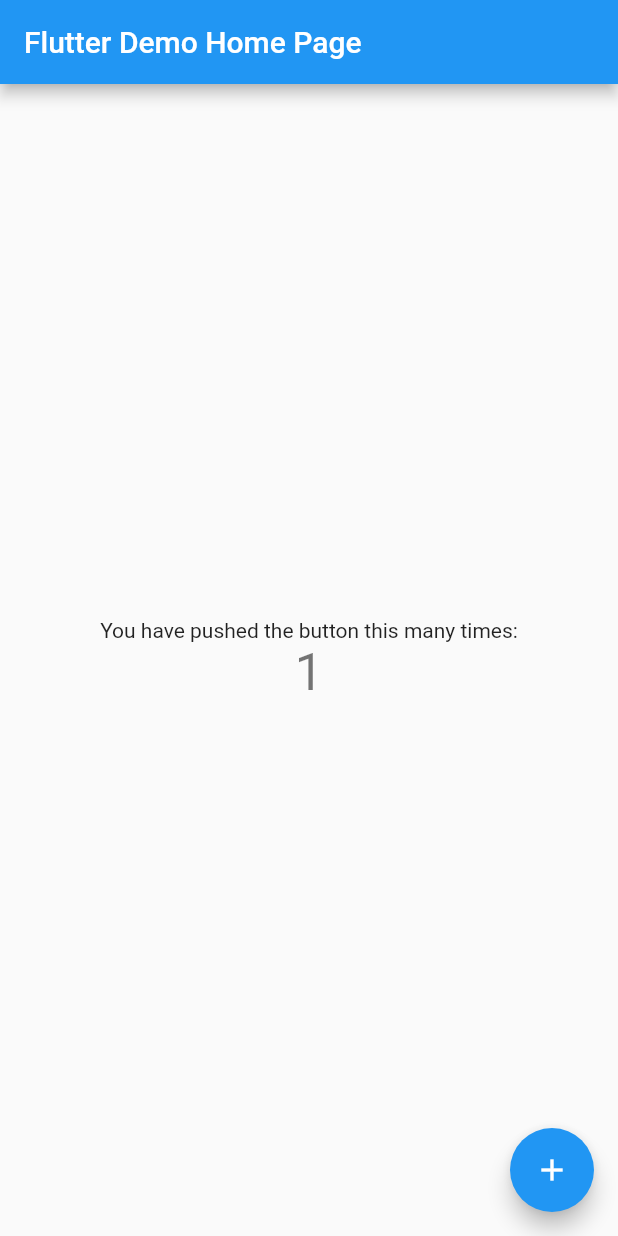
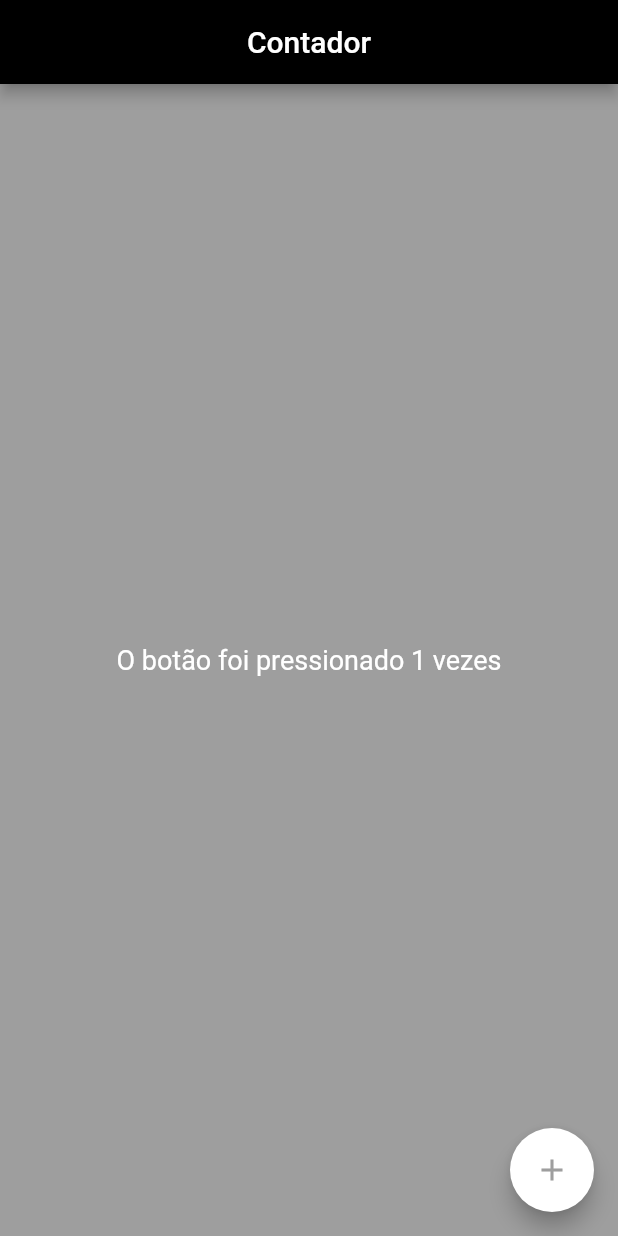
Before and after one commit to Felipe1209/ignite-contador, a Flutter app: the screen it shows after launch, after a tap on the "add" icon, on a phone screen of 412 x 824 dp. Run offline on Flutter 3.47's test engine with Material 2 defaults, Android fonts, the phone set to English and light mode, and no system bars.

Commit message:
Alterações tema

```diff
--- /dev/null
+++ b/lib/home_page.dart
@@ -0,0 +1,37 @@
+import 'package:flutter/material.dart';
+
+class HomePage extends StatefulWidget {
+  const HomePage({Key? key}) : super(key: key);
+
+  @override
+  _HomePageState createState() => _HomePageState();
+}
+
+class _HomePageState extends State<HomePage> {
+  int counter = 0;
+
+  @override
+  Widget build(BuildContext context) {
+    return Scaffold(
+      appBar: AppBar(
+        title: Text("Contador"),
+        centerTitle: true,
+      ),
+      body: Center(
+        child: Text(
+            "O botão foi pressionado $counter vezes",
+            style: TextStyle(color: Colors.white, fontSize: 18)),
+      ),
+
+      floatingActionButton: FloatingActionButton(
+        child: Icon(Icons.add),
+        onPressed: (){
+          setState(() {
+            counter++;
+          });
+        },
+      ),
+
+    );
+  }
+}
--- a/lib/main.dart
+++ b/lib/main.dart
@@ -1,66 +1,28 @@
 import 'package:flutter/material.dart';
+import 'package:ignite_contador/home_page.dart';
 
 void main() {
-  runApp(MyApp());
+  runApp(MaterialApp(
+    title: "Meu Primeiro App",
+    debugShowCheckedModeBanner: false,
+    home: HomePage(),
+    themeMode: ThemeMode.dark,
+    theme: ThemeData(
+      primaryColor: Colors.deepPurple,
+      scaffoldBackgroundColor: Colors.deepPurpleAccent,
+      floatingActionButtonTheme: FloatingActionButtonThemeData(
+        foregroundColor: Colors.deepPurpleAccent,
+        backgroundColor: Colors.white
+      )
+    ),
+    darkTheme: ThemeData(
+        primaryColor: Colors.black,
+        scaffoldBackgroundColor: Colors.grey,
+        floatingActionButtonTheme: FloatingActionButtonThemeData(
+            foregroundColor: Colors.grey,
+            backgroundColor: Colors.white
+        )
+    ),
+
+  ));
 }
-
-class MyApp extends StatelessWidget {
-  @override
-  Widget build(BuildContext context) {
-    return MaterialApp(
-      title: 'Flutter Demo',
-      theme: ThemeData(
-        primarySwatch: Colors.blue,
-      ),
-      home: MyHomePage(title: 'Flutter Demo Home Page'),
-    );
-  }
-}
-
-class MyHomePage extends StatefulWidget {
-  MyHomePage({Key? key, required this.title}) : super(key: key);
-
-  final String title;
-
-  @override
-  _MyHomePageState createState() => _MyHomePageState();
-}
-
-class _MyHomePageState extends State<MyHomePage> {
-  int _counter = 0;
-
-  void _incrementCounter() {
-    setState(() {
-      _counter++;
-    });
-  }
-
-  @override
-  Widget build(BuildContext context) {
-    return Scaffold(
-      appBar: AppBar(
-        title: Text(widget.title),
-      ),
-      body: Center(
-        child: Column(
-
-          mainAxisAlignment: MainAxisAlignment.center,
-          children: <Widget>[
-            Text(
-              'You have pushed the button this many times:',
-            ),
-            Text(
-              '$_counter',
-              style: Theme.of(context).textTheme.headline4,
-            ),
-          ],
-        ),
-      ),
-      floatingActionButton: FloatingActionButton(
-        onPressed: _incrementCounter,
-        tooltip: 'Increment',
-        child: Icon(Icons.add),
-      ),
-    );
-  }
-}
```
Also changed, not shown: 1 other file.
